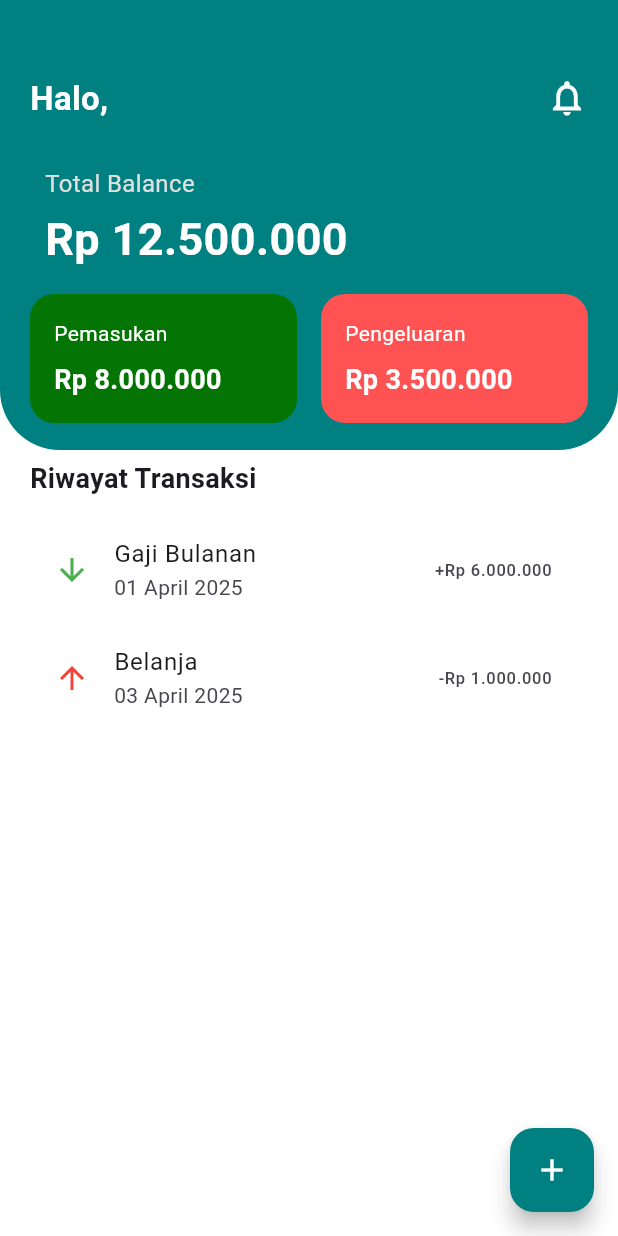
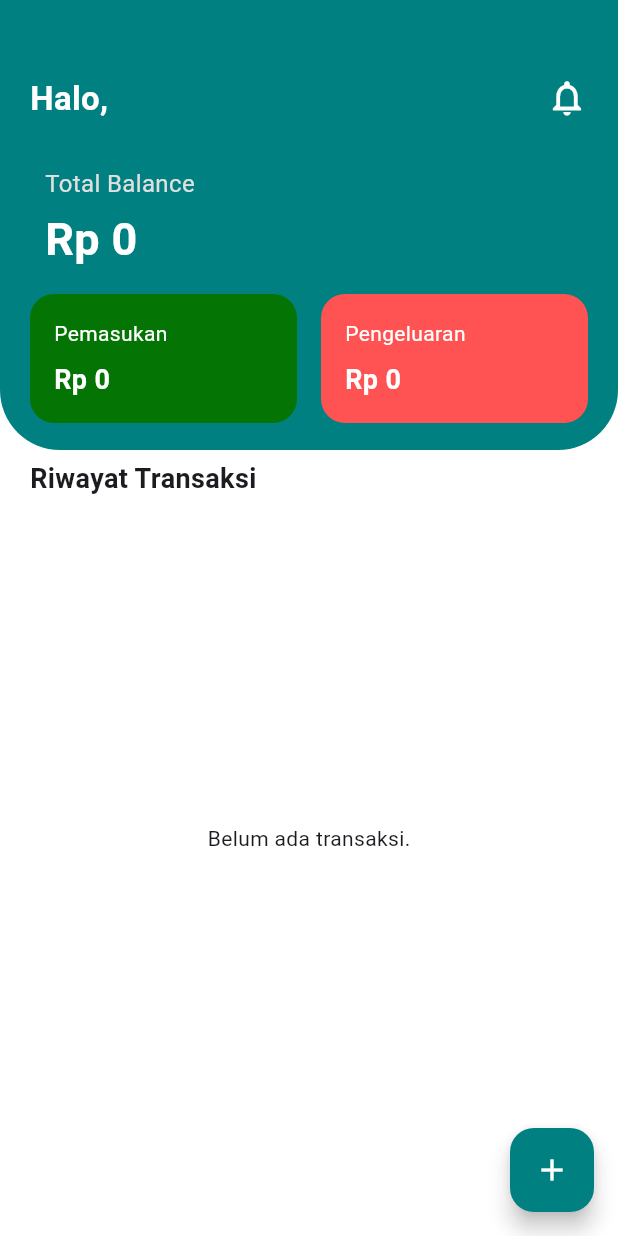
Before and after one commit to yusronShlh/finance-tracker, a Flutter app: the HomePage screen opened directly with empty values, on a phone screen of 412 x 824 dp. Run offline on Flutter 3.47's test engine with Material 3 defaults, Android fonts, the phone set to English and light mode, and no system bars; our stand-ins replace awesome_dialog, cloud_firestore, firebase_auth, firebase_core; accounts and stored records are empty.

Commit message:
commit ke dua

```diff
--- a/lib/pages/home_page.dart
+++ b/lib/pages/home_page.dart
@@ -1,4 +1,5 @@
 import 'package:flutter/material.dart';
+import 'package:cloud_firestore/cloud_firestore.dart';
 import 'package:lunari/pages/add_transaction_page.dart';
 import 'package:lunari/utils/colors.dart';
 
@@ -9,6 +10,13 @@ class HomePage extends StatelessWidget {
 
   @override
   Widget build(BuildContext context) {
+    // Ambil transaksi user berdasarkan email
+    final transactionsStream =
+        FirebaseFirestore.instance
+            .collection('transactions')
+            .where('email', isEqualTo: email)
+            .snapshots();
+
     return Scaffold(
       backgroundColor: Colors.white,
       floatingActionButton: FloatingActionButton(
@@ -16,14 +24,48 @@ class HomePage extends StatelessWidget {
         onPressed: () {
           Navigator.push(
             context,
-            MaterialPageRoute(builder: (context) => AddTransactionPage()),
+            MaterialPageRoute(
+              builder: (context) => AddTransactionPage(email: email),
+            ),
           );
         },
         child: Icon(Icons.add, color: Colors.white),
       ),
-      body: Stack(
+      body: StreamBuilder<QuerySnapshot>(
+        stream: transactionsStream,
+        builder: (context, snapshot) {
+          if (snapshot.connectionState == ConnectionState.waiting) {
+            return Center(
+              child: CircularProgressIndicator(color: AppColors.teal),
+            );
+          }
+
+          if (snapshot.hasError) {
+            return Center(child: Text('Error: ${snapshot.error}'));
+          }
+
+          final transactions = snapshot.data?.docs ?? [];
+
+          double totalIncome = 0;
+          double totalExpense = 0;
+
+          for (var doc in transactions) {
+            final data = doc.data() as Map<String, dynamic>;
+            final amount = (data['amount'] ?? 0).toDouble();
+            final type = data['type'] ?? 'income';
+
+            if (type == 'income') {
+              totalIncome += amount;
+            } else if (type == 'expense') {
+              totalExpense += amount;
+            }
+          }
+
+          double totalBalance = totalIncome - totalExpense;
+
+          return Stack(
             children: [
-          // Background melengkung setengah teal
+              // Background melengkung
               Container(
                 height: 300,
                 decoration: BoxDecoration(
@@ -34,7 +76,6 @@ class HomePage extends StatelessWidget {
                   ),
                 ),
               ),
-
               Padding(
                 padding: const EdgeInsets.symmetric(
                   horizontal: 20.0,
@@ -43,7 +84,7 @@ class HomePage extends StatelessWidget {
                 child: Column(
                   crossAxisAlignment: CrossAxisAlignment.start,
                   children: [
-                // Sapaan dan icon notifikasi
+                    // Sapaan
                     Row(
                       mainAxisAlignment: MainAxisAlignment.spaceBetween,
                       children: [
@@ -65,7 +106,7 @@ class HomePage extends StatelessWidget {
 
                     SizedBox(height: 20),
 
-                // Total Balance Card
+                    // Total Balance
                     Container(
                       width: double.infinity,
                       padding: EdgeInsets.all(10),
@@ -74,11 +115,14 @@ class HomePage extends StatelessWidget {
                         children: [
                           Text(
                             'Total Balance',
-                        style: TextStyle(fontSize: 16, color: Colors.grey[300]),
+                            style: TextStyle(
+                              fontSize: 16,
+                              color: Colors.grey[300],
+                            ),
                           ),
                           SizedBox(height: 4),
                           Text(
-                        'Rp 12.500.000',
+                            'Rp ${totalBalance.toStringAsFixed(0)}',
                             style: TextStyle(
                               color: Colors.white,
                               fontSize: 30,
@@ -91,7 +135,7 @@ class HomePage extends StatelessWidget {
 
                     SizedBox(height: 5),
 
-                // Kotak uang masuk dan keluar
+                    // Income & Expense
                     Row(
                       mainAxisAlignment: MainAxisAlignment.spaceBetween,
                       children: [
@@ -112,7 +156,7 @@ class HomePage extends StatelessWidget {
                                 ),
                                 SizedBox(height: 8),
                                 Text(
-                              'Rp 8.000.000',
+                                  'Rp ${totalIncome.toStringAsFixed(0)}',
                                   style: TextStyle(
                                     fontSize: 18,
                                     fontWeight: FontWeight.bold,
@@ -140,7 +184,7 @@ class HomePage extends StatelessWidget {
                                 ),
                                 SizedBox(height: 8),
                                 Text(
-                              'Rp 3.500.000',
+                                  'Rp ${totalExpense.toStringAsFixed(0)}',
                                   style: TextStyle(
                                     fontSize: 18,
                                     fontWeight: FontWeight.bold,
@@ -156,39 +200,61 @@ class HomePage extends StatelessWidget {
 
                     SizedBox(height: 24),
 
-                // History transaksi
                     Text(
                       'Riwayat Transaksi',
-                  style: TextStyle(fontSize: 18, fontWeight: FontWeight.bold),
+                      style: TextStyle(
+                        fontSize: 18,
+                        fontWeight: FontWeight.bold,
+                      ),
                     ),
                     SizedBox(height: 12),
 
                     Expanded(
-                  child: ListView(
-                    children: [
-                      ListTile(
+                      child:
+                          transactions.isEmpty
+                              ? Center(child: Text('Belum ada transaksi.'))
+                              : ListView.builder(
+                                itemCount: transactions.length,
+                                itemBuilder: (context, index) {
+                                  final data =
+                                      transactions[index].data()
+                                          as Map<String, dynamic>;
+                                  final title = data['title'] ?? '';
+                                  final amount =
+                                      (data['amount'] ?? 0).toDouble();
+                                  final date =
+                                      (data['date'] as Timestamp?)?.toDate();
+                                  final type = data['type'] ?? 'income';
+
+                                  return ListTile(
                                     leading: Icon(
-                          Icons.arrow_downward,
-                          color: Colors.green,
+                                      type == 'income'
+                                          ? Icons.arrow_downward
+                                          : Icons.arrow_upward,
+                                      color:
+                                          type == 'income'
+                                              ? Colors.green
+                                              : Colors.red,
                                     ),
-                        title: Text('Gaji Bulanan'),
-                        subtitle: Text('01 April 2025'),
-                        trailing: Text('+Rp 6.000.000'),
+                                    title: Text(title),
+                                    subtitle: Text(
+                                      date != null
+                                          ? '${date.day}/${date.month}/${date.year}'
+                                          : 'Tanggal tidak tersedia',
                                     ),
-                      ListTile(
-                        leading: Icon(Icons.arrow_upward, color: Colors.red),
-                        title: Text('Belanja'),
-                        subtitle: Text('03 April 2025'),
-                        trailing: Text('-Rp 1.000.000'),
+                                    trailing: Text(
+                                      '${type == 'income' ? '+' : '-'}Rp ${amount.toStringAsFixed(0)}',
                                     ),
-                      // Tambah transaksi lainnya di sini
-                    ],
+                                  );
+                                },
                               ),
                     ),
                   ],
                 ),
               ),
             ],
+          );
+        },
       ),
     );
   }
--- a/pubspec.yaml
+++ b/pubspec.yaml
@@ -37,6 +37,8 @@ dependencies:
   awesome_dialog: ^3.2.1
   firebase_core: ^3.13.0
   firebase_auth: ^5.5.2
+  cloud_firestore: ^5.6.6
+  intl: ^0.20.2
 
 dev_dependencies:
   flutter_test:
```
Also changed, not shown: lib/pages/add_transaction_page.dart (+58 -6 lines), pubspec.lock, 3 other files. Lines whose indentation alone changed are shown as unchanged.
